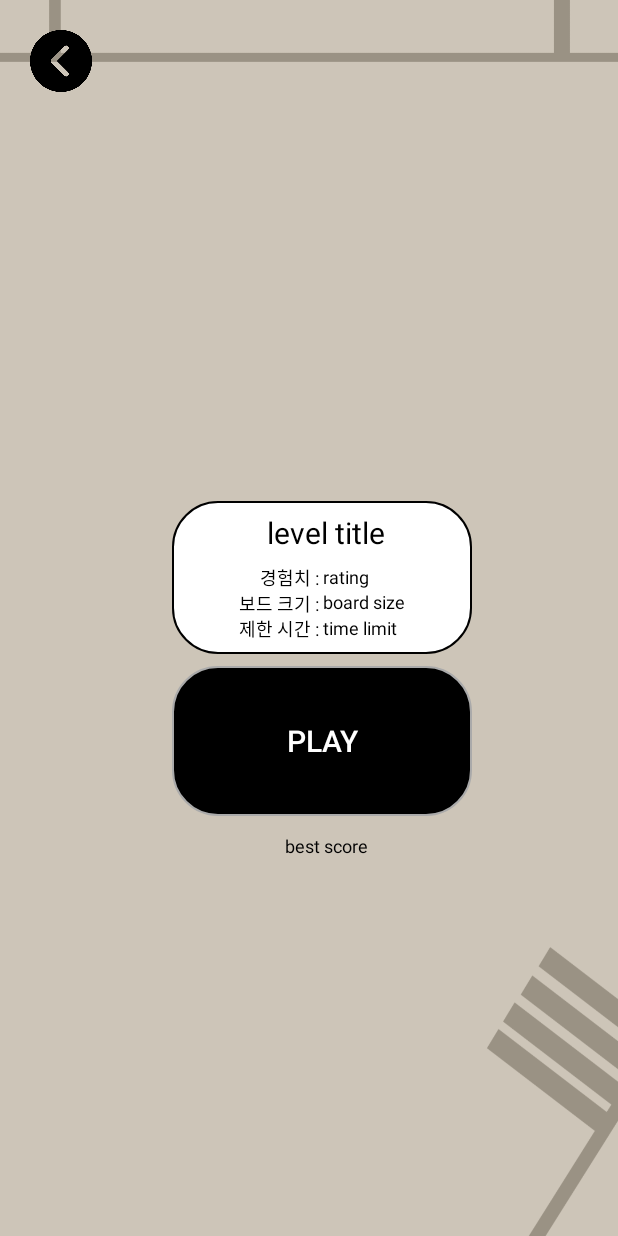
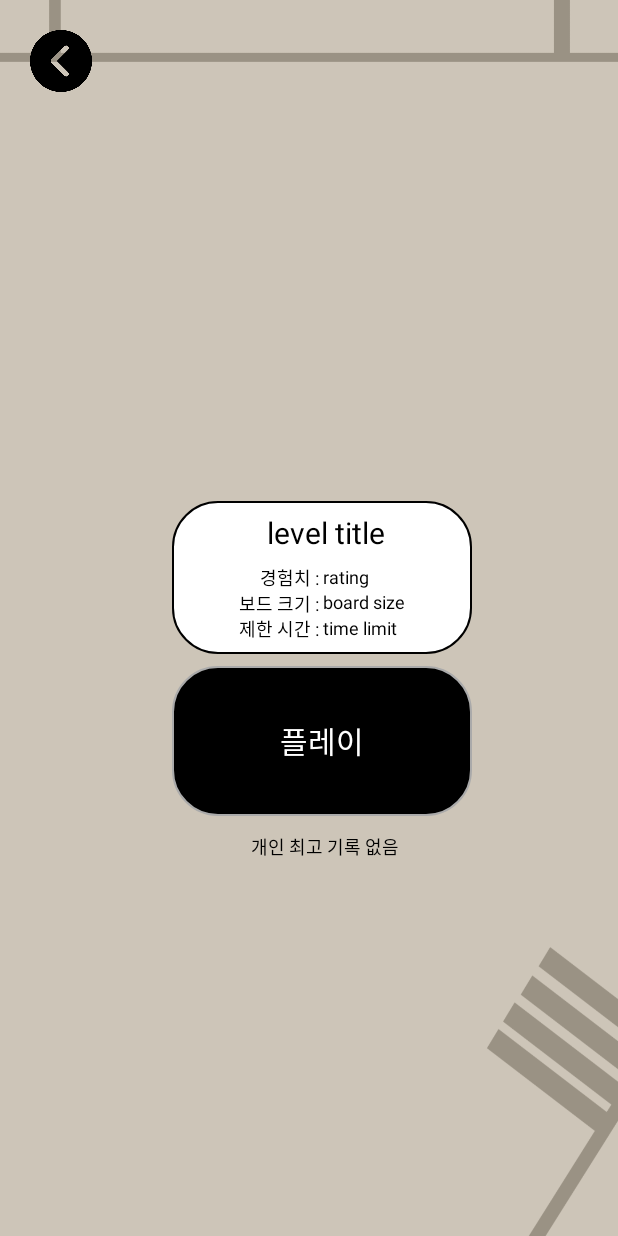
Before and after one commit to dev-yenya/MadCamp_2nd, an Android app: the ViewOnlineLevelActivity screen opened directly, with no data from a screen before it, on a phone screen of 412 x 824 dp. Run offline under Robolectric (Android 15) with nearby library versions, the phone set to English and light mode, and no system bars; our stand-ins replace Room's generated code; 8 statements that could not run were skipped.

```diff
--- a/app/src/main/java/com/example/second_app/SavedLevelsActivity.kt
+++ b/app/src/main/java/com/example/second_app/SavedLevelsActivity.kt
@@ -75,9 +75,9 @@ class SavedLevelsAdapter : RecyclerView.Adapter<SavedLevelsAdapter.MyViewHolder>
             binding.btnLevelListItem.text = levelMetadata.levelname
             val context = binding.btnLevelListItem.context
             binding.btnLevelListItem.setOnClickListener {
-                val intent = Intent(context, LevelPlayActivity::class.java)
+                val intent = Intent(context, ViewOnlineLevelActivity::class.java)
                 intent.putExtra("level_metadata", levelMetadata)
-                intent.putExtra("is_base_level", false)
+//                intent.putExtra("is_base_level", false)
                 context.startActivity(intent)
             }
         }
--- a/app/src/main/java/com/example/second_app/ViewOnlineLevelActivity.kt
+++ b/app/src/main/java/com/example/second_app/ViewOnlineLevelActivity.kt
@@ -43,21 +43,30 @@ class ViewOnlineLevelActivity : AppCompatActivity(), CoroutineScope {
 
                 // MEMO: LevelPlayActivity에서는 하이스코어를 intent에 담아서 넘겨준다.
 
+                scoreString = String.format("%.1f", score)
+                Log.d("LEVEL", "complete.")
+                binding.tvBestScoreOnlineLevel.text = String.format(getString(R.string.view_online_levels_highscore), scoreString)
+            }
+        }
 
-                // TODO: 하이스코어 업데이트.
-                // (뷰 업데이트 코드)
-                scoreString = String.format("%.1f", score)
-                Log.d("SCORE", "$scoreString")
-                Log.d("LEVEL", "complete.")
-                binding.tvBestScoreOnlineLevel.text = scoreString+"℃"
+        val db = CLDB.getInstance(this)!!
+        val query = runBlocking {
+            withContext(Dispatchers.IO) {
+                db.cldbDao().getScore(id)
             }
+        }
+        if (query == null) {
+            binding.tvBestScoreOnlineLevel.text = String.format(getString(R.string.view_online_levels_no_score))
+        }
+        else {
+            binding.tvBestScoreOnlineLevel.text = String.format(getString(R.string.view_online_levels_highscore), String.format("%.1f", query))
         }
 
         binding.textViewOnlineLevelTitle.text = levelMetadata.levelname
         binding.tvRatingViewOnlineLevel.text = levelMetadata.rating.toString()
         binding.tvBoardSizeOnlineLevel.text = levelMetadata.boardsize.toString()
 
-        Log.e("levelMetaData : ", levelMetadata.rating.toString()+levelMetadata.rating.toString())
+        Log.e("levelMetaData : ", "${levelMetadata.id}")
 
         checkUserHasLevel(levelMetadata)
 
--- a/app/src/main/res/layout/activity_view_online_level.xml
+++ b/app/src/main/res/layout/activity_view_online_level.xml
@@ -38,7 +38,7 @@
         android:layout_width="200dp"
         android:layout_height="100dp"
         android:background="@drawable/round_button"
-        android:text="PLAY"
+        android:text="@string/view_online_levels_play"
         android:textColor="@color/white"
         android:textSize="20sp"
         app:layout_constraintBottom_toBottomOf="parent"
--- a/app/src/main/res/values/strings.xml
+++ b/app/src/main/res/values/strings.xml
@@ -9,6 +9,8 @@
     <string name="online_levels_page">%1$d페이지</string>
     <string name="online_levels_load_failed">레벨 목록을 불러오지 못했습니다.</string>
     <string name="view_online_levels_play">플레이</string>
+    <string name="view_online_levels_highscore">개인 최고 기록: %1$s°C</string>
+    <string name="view_online_levels_no_score">개인 최고 기록 없음</string>
     <string name="level_play_temperature_display">%1$s°C</string>
     <string name="level_complete_title">레벨 완료!</string>
     <string name="level_complete_ok">확인</string>
```
Also changed, not shown: app/src/main/java/com/example/second_app/LevelPlayActivity.kt (+8 -5 lines).
